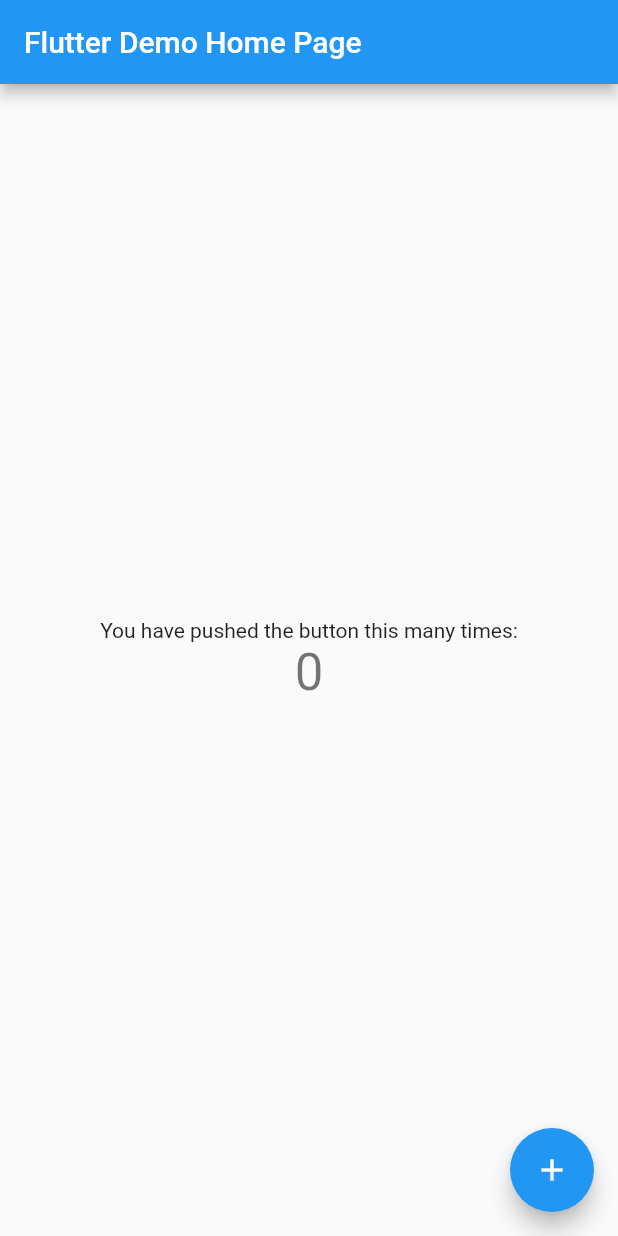
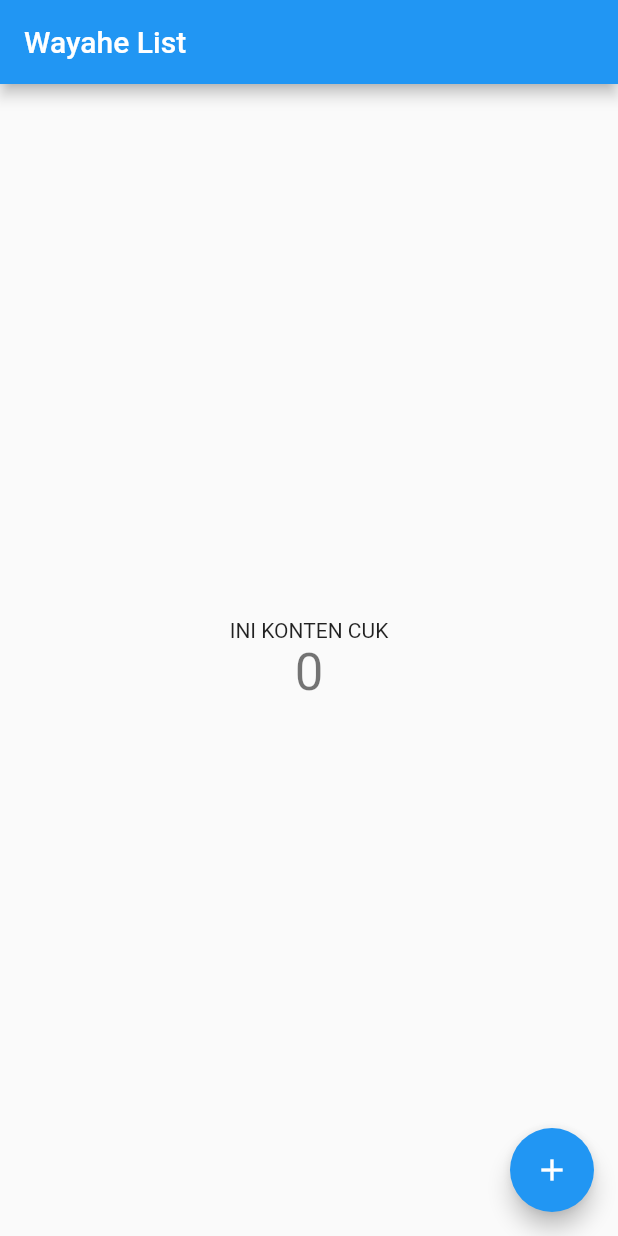
Before and after one commit to ratnofirmansyah/wayahe, a Flutter app: the screen it shows after launch, on a phone screen of 412 x 824 dp. Run offline on Flutter 3.47's test engine with Material 2 defaults, Android fonts, the phone set to English and light mode, and no system bars.

Commit message:
sak crutan

```diff
--- a/lib/main.dart
+++ b/lib/main.dart
@@ -3,39 +3,20 @@ import 'package:flutter/material.dart';
 void main() => runApp(MyApp());
 
 class MyApp extends StatelessWidget {
-  // This widget is the root of your application.
   @override
   Widget build(BuildContext context) {
     return MaterialApp(
-      title: 'Flutter Demo',
+      title: 'Wayahe',
       theme: ThemeData(
-        // This is the theme of your application.
-        //
-        // Try running your application with "flutter run". You'll see the
-        // application has a blue toolbar. Then, without quitting the app, try
-        // changing the primarySwatch below to Colors.green and then invoke
-        // "hot reload" (press "r" in the console where you ran "flutter run",
-        // or simply save your changes to "hot reload" in a Flutter IDE).
-        // Notice that the counter didn't reset back to zero; the application
-        // is not restarted.
         primarySwatch: Colors.blue,
       ),
-      home: MyHomePage(title: 'Flutter Demo Home Page'),
+      home: MyHomePage(title: 'Wayahe List'),
     );
   }
 }
 
 class MyHomePage extends StatefulWidget {
   MyHomePage({Key key, this.title}) : super(key: key);
-
-  // This widget is the home page of your application. It is stateful, meaning
-  // that it has a State object (defined below) that contains fields that affect
-  // how it looks.
-
-  // This class is the configuration for the state. It holds the values (in this
-  // case the title) provided by the parent (in this case the App widget) and
-  // used by the build method of the State. Fields in a Widget subclass are
-  // always marked "final".
 
   final String title;
 
@@ -48,51 +29,22 @@ class _MyHomePageState extends State<MyHomePage> {
 
   void _incrementCounter() {
     setState(() {
-      // This call to setState tells the Flutter framework that something has
-      // changed in this State, which causes it to rerun the build method below
-      // so that the display can reflect the updated values. If we changed
-      // _counter without calling setState(), then the build method would not be
-      // called again, and so nothing would appear to happen.
       _counter++;
     });
   }
 
   @override
   Widget build(BuildContext context) {
-    // This method is rerun every time setState is called, for instance as done
-    // by the _incrementCounter method above.
-    //
-    // The Flutter framework has been optimized to make rerunning build methods
-    // fast, so that you can just rebuild anything that needs updating rather
-    // than having to individually change instances of widgets.
     return Scaffold(
       appBar: AppBar(
-        // Here we take the value from the MyHomePage object that was created by
-        // the App.build method, and use it to set our appbar title.
         title: Text(widget.title),
       ),
       body: Center(
-        // Center is a layout widget. It takes a single child and positions it
-        // in the middle of the parent.
         child: Column(
-          // Column is also a layout widget. It takes a list of children and
-          // arranges them vertically. By default, it sizes itself to fit its
-          // children horizontally, and tries to be as tall as its parent.
-          //
-          // Invoke "debug painting" (press "p" in the console, choose the
-          // "Toggle Debug Paint" action from the Flutter Inspector in Android
-          // Studio, or the "Toggle Debug Paint" command in Visual Studio Code)
-          // to see the wireframe for each widget.
-          //
-          // Column has various properties to control how it sizes itself and
-          // how it positions its children. Here we use mainAxisAlignment to
-          // center the children vertically; the main axis here is the vertical
-          // axis because Columns are vertical (the cross axis would be
-          // horizontal).
           mainAxisAlignment: MainAxisAlignment.center,
           children: <Widget>[
             Text(
-              'You have pushed the button this many times:',
+              'INI KONTEN CUK',
             ),
             Text(
               '$_counter',
@@ -103,7 +55,7 @@ class _MyHomePageState extends State<MyHomePage> {
       ),
       floatingActionButton: FloatingActionButton(
         onPressed: _incrementCounter,
-        tooltip: 'Increment',
+        tooltip: 'Add Data',
         child: Icon(Icons.add),
       ), // This trailing comma makes auto-formatting nicer for build methods.
     );
```
